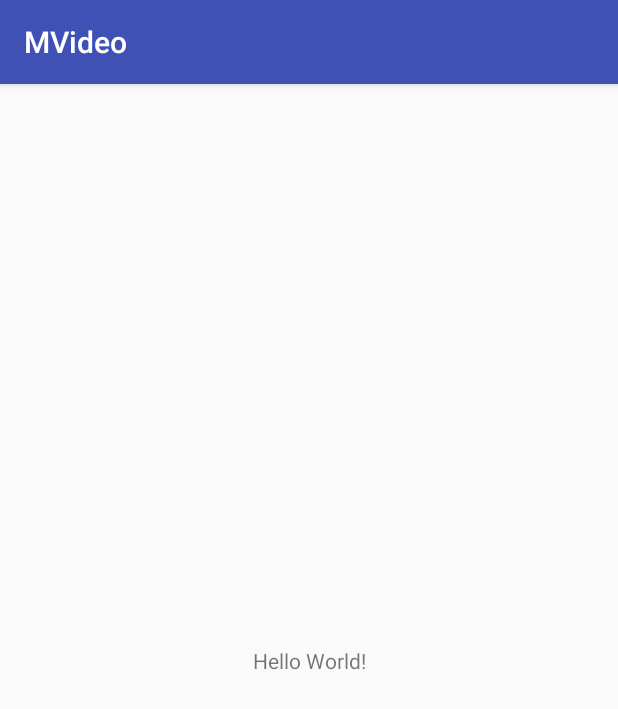
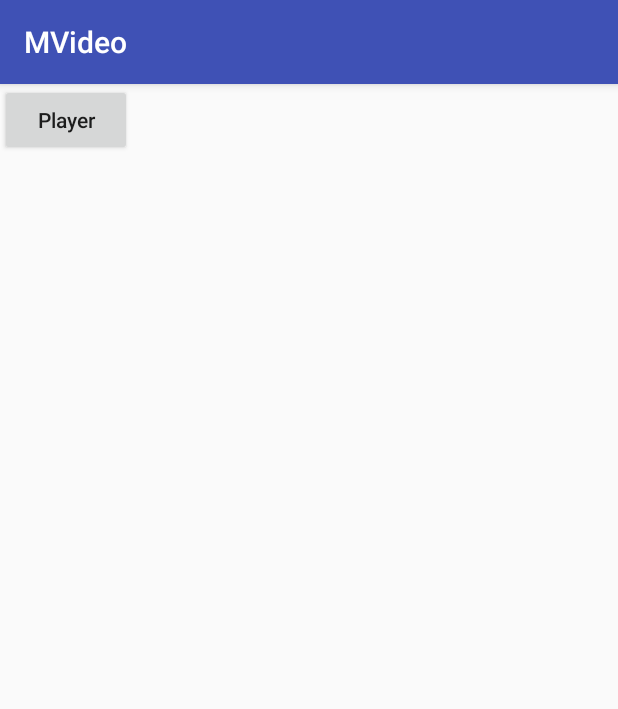
Before and after one commit to Lrony/MVideo, an Android app: the screen it shows after launch (MainActivity), on a phone screen of 412 x 824 dp. Shown: the top 709 px of the screen. Run offline under Robolectric (Android 15) with nearby library versions, the phone set to English and light mode, and no system bars; libraries missing offline, so code that uses them is left out: cn.jzvd.

Commit message:
init Player

```diff
--- a/app/build.gradle
+++ b/app/build.gradle
@@ -4,7 +4,7 @@ android {
     compileSdkVersion 26
     defaultConfig {
         applicationId "com.lrony.mvideo"
-        minSdkVersion 15
+        minSdkVersion 16
         targetSdkVersion 26
         versionCode 1
         versionName "1.0"
@@ -25,4 +25,5 @@ dependencies {
     testImplementation 'junit:junit:4.12'
     androidTestImplementation 'com.android.support.test:runner:1.0.1'
     androidTestImplementation 'com.android.support.test.espresso:espresso-core:3.0.1'
+    compile 'cn.jzvd:jiaozivideoplayer:6.2.7'
 }
--- a/app/src/main/java/com/lrony/mvideo/MainActivity.java
+++ b/app/src/main/java/com/lrony/mvideo/MainActivity.java
@@ -2,12 +2,46 @@ package com.lrony.mvideo;
 
 import android.support.v7.app.AppCompatActivity;
 import android.os.Bundle;
+import android.view.View;
+import android.widget.Button;
 
-public class MainActivity extends AppCompatActivity {
+import com.lrony.mvideo.base.BaseActivity;
+
+import cn.jzvd.JZVideoPlayer;
+import cn.jzvd.JZVideoPlayerStandard;
+
+public class MainActivity extends BaseActivity {
+
+    private static final String TAG = "MainActivity";
 
     @Override
     protected void onCreate(Bundle savedInstanceState) {
         super.onCreate(savedInstanceState);
         setContentView(R.layout.activity_main);
+
+        Button btn = findViewById(R.id.btnTest);
+        btn.setOnClickListener(new View.OnClickListener() {
+            @Override
+            public void onClick(View view) {
+                JZVideoPlayerStandard.startFullscreen(MainActivity.this, JZVideoPlayerStandard.class
+                        , "http://lolhunter.cn/player/girl.mp4"
+                        , "VideoName");
+
+            }
+        });
+    }
+
+    @Override
+    public void onBackPressed() {
+        if (JZVideoPlayer.backPress()) {
+            return;
+        }
+        super.onBackPressed();
+    }
+
+    @Override
+    protected void onPause() {
+        super.onPause();
+        JZVideoPlayer.releaseAllVideos();
     }
 }
--- /dev/null
+++ b/app/src/main/java/com/lrony/mvideo/base/BaseActivity.java
@@ -0,0 +1,43 @@
+package com.lrony.mvideo.base;
+
+import android.os.Bundle;
+import android.support.v7.app.AppCompatActivity;
+import android.util.Log;
+
+/**
+ * Created by lrony on 2018/2/23.
+ */
+public class BaseActivity extends AppCompatActivity {
+
+    private static final String TAG = "BaseActivity";
+
+    @Override
+    protected void onCreate(Bundle savedInstanceState) {
+        super.onCreate(savedInstanceState);
+        Log.d(TAG, "onCreate");
+    }
+
+    @Override
+    protected void onStart() {
+        super.onStart();
+        Log.d(TAG, "onStart");
+    }
+
+    @Override
+    protected void onResume() {
+        super.onResume();
+        Log.d(TAG, "onResume");
+    }
+
+    @Override
+    protected void onStop() {
+        super.onStop();
+        Log.d(TAG, "onStop");
+    }
+
+    @Override
+    protected void onDestroy() {
+        super.onDestroy();
+        Log.d(TAG, "onDestroy");
+    }
+}
--- a/app/src/main/res/layout/activity_main.xml
+++ b/app/src/main/res/layout/activity_main.xml
@@ -1,18 +1,16 @@
 <?xml version="1.0" encoding="utf-8"?>
-<android.support.constraint.ConstraintLayout xmlns:android="http://schemas.android.com/apk/res/android"
+<RelativeLayout xmlns:android="http://schemas.android.com/apk/res/android"
     xmlns:app="http://schemas.android.com/apk/res-auto"
     xmlns:tools="http://schemas.android.com/tools"
     android:layout_width="match_parent"
     android:layout_height="match_parent"
     tools:context="com.lrony.mvideo.MainActivity">
 
-    <TextView
+    <Button
+        android:id="@+id/btnTest"
         android:layout_width="wrap_content"
         android:layout_height="wrap_content"
-        android:text="Hello World!"
-        app:layout_constraintBottom_toBottomOf="parent"
-        app:layout_constraintLeft_toLeftOf="parent"
-        app:layout_constraintRight_toRightOf="parent"
-        app:layout_constraintTop_toTopOf="parent" />
+        android:text="Player"
+        android:textAllCaps="false" />
 
-</android.support.constraint.ConstraintLayout>
+</RelativeLayout>
```
Also changed, not shown: app/src/main/AndroidManifest.xml (+6 -1 lines).
